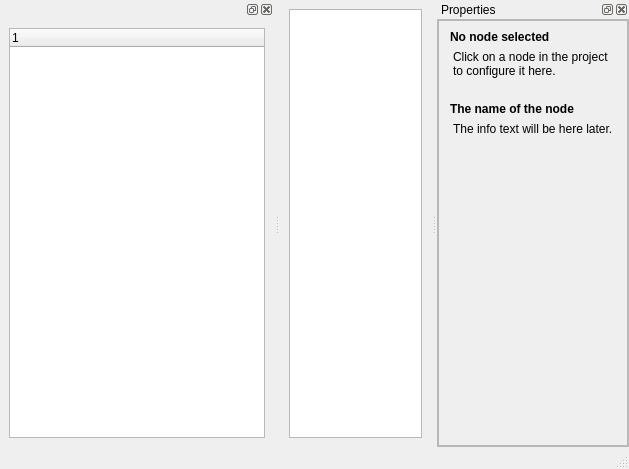
Qt form mainwindow.ui (oVooVo/FancyMidi) before a commit.
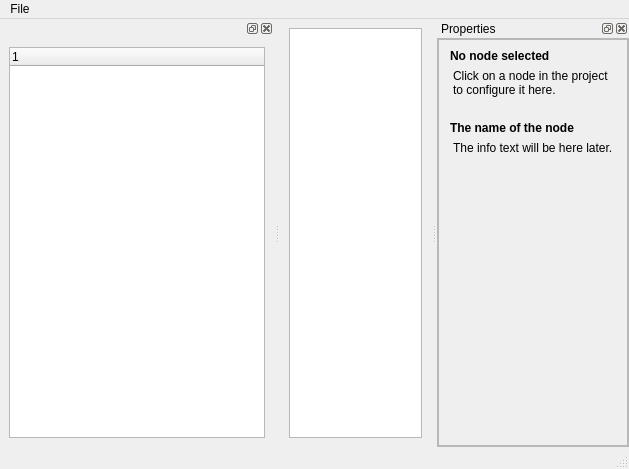
The same form after that commit. Custom widgets are drawn as their Qt base class.

Patch:
```diff
--- a/mainwindow.ui
+++ b/mainwindow.ui
@@ -29,6 +29,17 @@
      <height>22</height>
     </rect>
    </property>
+   <widget class="QMenu" name="menuFile">
+    <property name="title">
+     <string>File</string>
+    </property>
+    <addaction name="actionNew"/>
+    <addaction name="actionSave_As"/>
+    <addaction name="actionSave"/>
+    <addaction name="actionOpen"/>
+    <addaction name="actionQuit"/>
+   </widget>
+   <addaction name="menuFile"/>
   </widget>
   <widget class="QStatusBar" name="statusbar"/>
   <widget class="QDockWidget" name="addNodeWidget">
@@ -110,7 +121,7 @@
             <rect>
              <x>0</x>
              <y>0</y>
-             <width>239</width>
+             <width>224</width>
              <height>394</height>
             </rect>
            </property>
```
Left out of the diff: 25 changed lines with no effect on the pictures.
